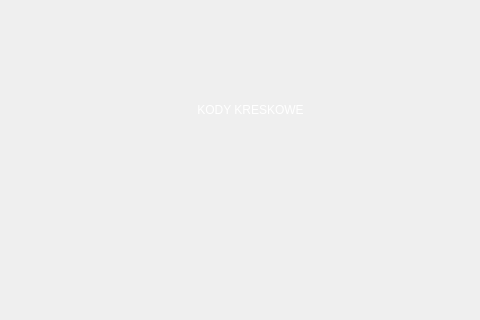
Above: ShoppedOUT/mainwindow.ui from Filemon279/ProjektCpp before the change; both pictures show x 0 to 480 and y 316 to 636 of the 980 by 636 pixel window. Below: the same form after it.
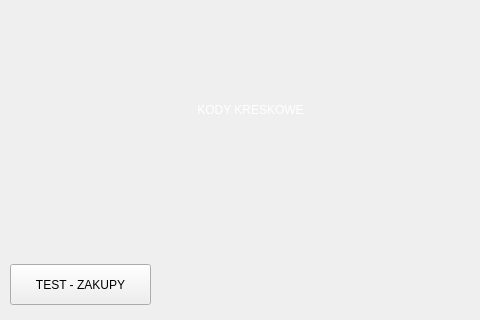
That is the form after the change. Icons and pictures are not drawn.

What changed in the file:
```diff
--- a/ShoppedOUT/mainwindow.ui
+++ b/ShoppedOUT/mainwindow.ui
@@ -216,6 +216,19 @@
      <string/>
     </property>
    </widget>
+   <widget class="QPushButton" name="zakupyButton">
+    <property name="geometry">
+     <rect>
+      <x>10</x>
+      <y>580</y>
+      <width>141</width>
+      <height>41</height>
+     </rect>
+    </property>
+    <property name="text">
+     <string>TEST - ZAKUPY</string>
+    </property>
+   </widget>
   </widget>
  </widget>
  <layoutdefault spacing="6" margin="11"/>
```
